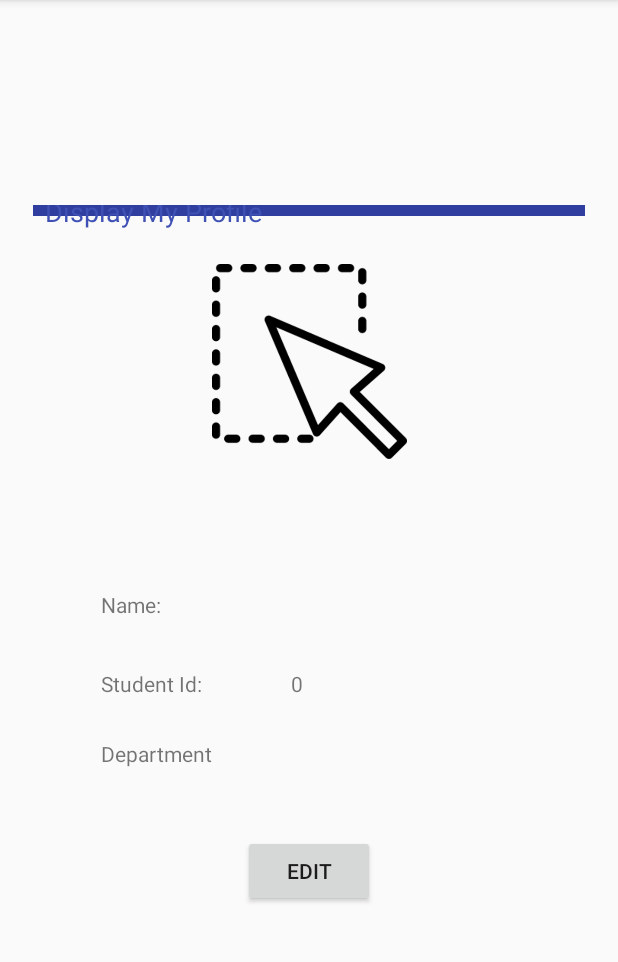
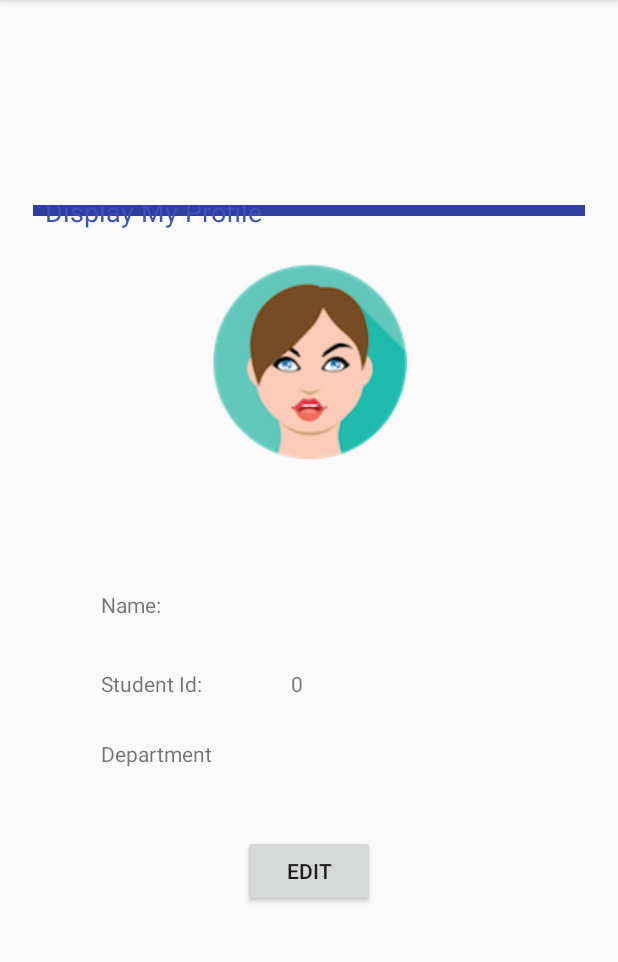
Before and after one commit to jalnor/5180_Inclass07, an Android app: the screen it shows after launch (MainActivity), after a tap on "SAVE", on a phone screen of 412 x 824 dp, the part 84-1046 px from its top. Run offline under Robolectric (Android 15) with nearby library versions, the phone set to English and light mode, and no system bars; libraries missing offline, so code that uses them is left out: junit.framework; 1 statement that could not run was skipped; 2 other taps on this screen came first.

Commit message:
Fixed edit

```diff
--- a/app/src/main/java/com/example/gameon/inclass07/DisplayProfile.java
+++ b/app/src/main/java/com/example/gameon/inclass07/DisplayProfile.java
@@ -4,6 +4,7 @@ import android.app.Fragment;
 import android.content.Context;
 import android.net.Uri;
 import android.os.Bundle;
+import android.util.Log;
 import android.view.LayoutInflater;
 import android.view.View;
 import android.view.ViewGroup;
@@ -75,38 +76,40 @@ public class DisplayProfile extends Fragment {
 
             user = (User) getArguments().getSerializable("user");
 
-
-            ((TextView)v.findViewById(R.id.name)).setText(user.getFirstName() + user.getLastName());
-            ((TextView)v.findViewById(R.id.studentid)).setText("" + user.getStudentId());
-            ((TextView)v.findViewById(R.id.department)).setText(user.getDepartment());
-
-            ImageView img = (ImageView) v.findViewById(R.id.imageView2);
-            switch (user.getProfile()) {
-                case 1:
-                    img.setImageResource(R.drawable.avatar_f_1);
-                    break;
-
-                case 2:
-                    img.setImageResource(R.drawable.avatar_f_2);
-                    break;
-
-                case 3:
-                    img.setImageResource(R.drawable.avatar_f_3);
-                    break;
-
-                case 4:
-                    img.setImageResource(R.drawable.avatar_m_1);
-                    break;
-
-                case 5:
-                    img.setImageResource(R.drawable.avatar_m_2);
-                    break;
-
-                case 6:
-                    img.setImageResource(R.drawable.avatar_m_3);
-                    break;
-
+            if ( user != null ) {
+                Log.d("main", "THisis the profile picture " + user.getProfile());
+                ((TextView) v.findViewById(R.id.name)).setText(user.getFirstName() + user.getLastName());
+                ((TextView) v.findViewById(R.id.studentid)).setText("" + user.getStudentId());
+                ((TextView) v.findViewById(R.id.department)).setText(user.getDepartment());
+                ((ImageView) v.findViewById(R.id.imageView2)).setImageResource(user.getProfile());
             }
+//            ImageView img = (ImageView) v.findViewById(R.id.imageView2);
+//            switch (user.getProfile()) {
+//                case 1:
+//                    img.setImageResource(R.drawable.avatar_f_1);
+//                    break;
+//
+//                case 2:
+//                    img.setImageResource(R.drawable.avatar_f_2);
+//                    break;
+//
+//                case 3:
+//                    img.setImageResource(R.drawable.avatar_f_3);
+//                    break;
+//
+//                case 4:
+//                    img.setImageResource(R.drawable.avatar_m_1);
+//                    break;
+//
+//                case 5:
+//                    img.setImageResource(R.drawable.avatar_m_2);
+//                    break;
+//
+//                case 6:
+//                    img.setImageResource(R.drawable.avatar_m_3);
+//                    break;
+//
+//            }
 
 
             //edit button
--- a/app/src/main/java/com/example/gameon/inclass07/MainFragment.java
+++ b/app/src/main/java/com/example/gameon/inclass07/MainFragment.java
@@ -34,6 +34,7 @@ public class MainFragment extends Fragment  {
     private static final String ARG_PARAM2 = "param2";
     private static final String ARG_PARAM3 = "image";
     private static View v;
+    private int image = 0;
     private String avatar;
 
     // TODO: Rename and change types of parameters
@@ -107,10 +108,10 @@ public class MainFragment extends Fragment  {
     @Override
     public View onCreateView(LayoutInflater inflater, ViewGroup container,
                              Bundle savedInstanceState) {
-        int image = 0;
+
         v = inflater.inflate(R.layout.fragment_main,container,false);
         try {
-            Log.d("N", "This is in the onCreateView " + mParam1 + ", " + savedInstanceState.getString("avatar"));
+            //Log.d("N", "This is in the onCreateView " + mParam1 + ", " + savedInstanceState.getString("avatar"));
         } catch (Exception e) {
             e.printStackTrace();
         }
@@ -200,10 +201,13 @@ public class MainFragment extends Fragment  {
                 toast.show();
                 Log.e("Main activity:", "Student Id is invalid");
             }
+                ImageView iv = getActivity().findViewById(R.id.imageView);
 
                 user.setFirstName(fName);
                 user.setLastName(lName);
                 user.setDepartment(dep);
+                user.setProfile(image);
+
                 DisplayProfile f = new DisplayProfile();
                 final Bundle u = new Bundle();
                 u.putSerializable("user",  user);
```
